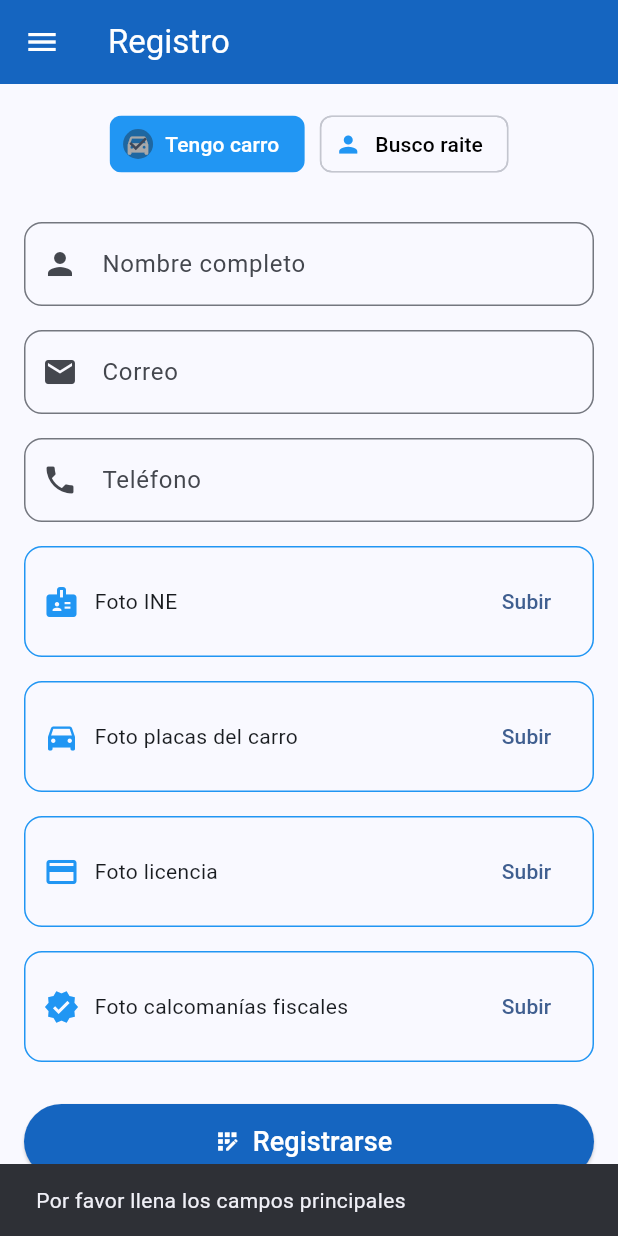
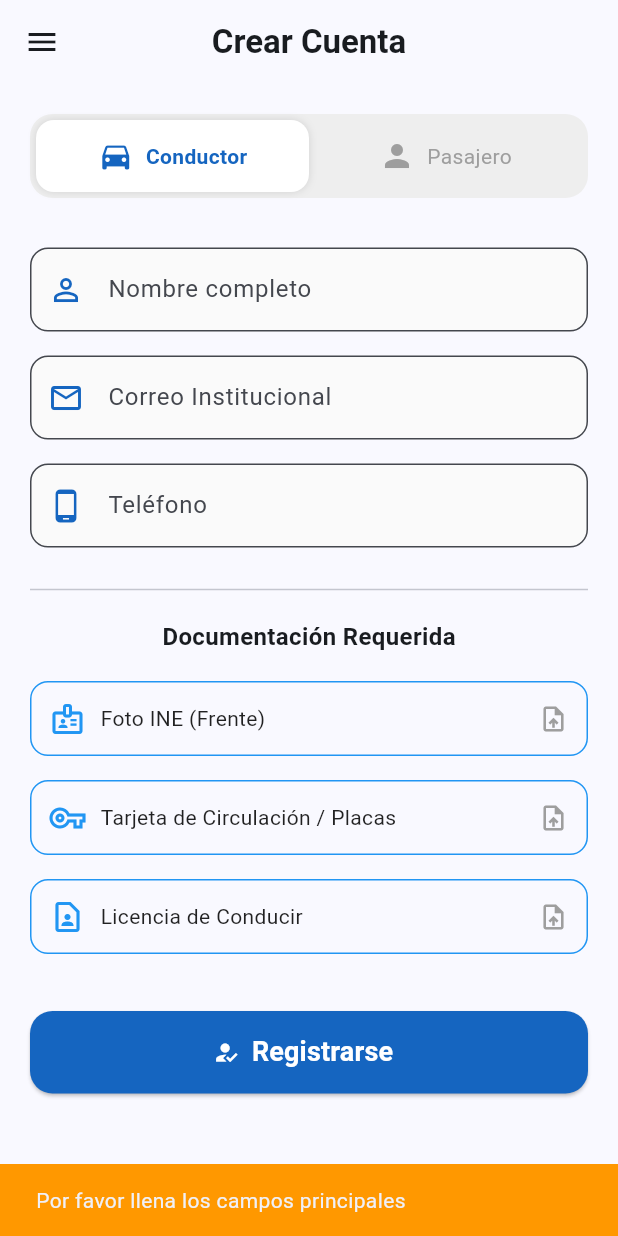
Before and after one commit to Torresszz/uver, a Flutter app: the RegisterPage screen opened directly, after a tap on "Registrarse", on a phone screen of 412 x 824 dp. Run offline on Flutter 3.47's test engine with Material 3 defaults, Android fonts, the light colour scheme and no system bars; our stand-ins replace flutter_map, image_picker, latlong2, shared_preferences; accounts and stored records are empty; network calls fail.

```diff
--- a/lib/pages/register_page.dart
+++ b/lib/pages/register_page.dart
@@ -1,7 +1,9 @@
 import 'package:flutter/material.dart';
 import '../widgets/app_drawer.dart';
 import 'dart:convert';
+import 'dart:io'; // Para manejar archivos de imagen
 import 'package:http/http.dart' as http;
+import 'package:image_picker/image_picker.dart'; // Asegúrate de tenerlo en pubspec.yaml
 
 class RegisterPage extends StatefulWidget {
   const RegisterPage({super.key});
@@ -12,61 +14,104 @@ class RegisterPage extends StatefulWidget {
 
 class _RegisterPageState extends State<RegisterPage> {
   String tipoUsuario = "conductor";
+  bool _isLoading = false;
 
   final TextEditingController _nombreController = TextEditingController();
   final TextEditingController _correoController = TextEditingController();
   final TextEditingController _telefonoController = TextEditingController();
 
-  // 1. URL CORREGIDA: Debe ser la de tu proyecto en Vercel
+  // Mapa para guardar las fotos seleccionadas
+  // Las llaves coinciden con los nombres de los campos que espera la API
+  final Map<String, File?> _fotos = {
+    'foto_ine': null,
+    'foto_placas': null,
+    'foto_licencia': null,
+    'foto_calcomania': null,
+  };
+
+  final ImagePicker _picker = ImagePicker();
   final String _apiUrl = 'https://uver-oxnw.vercel.app/api/usuarios';
 
+  // Función para seleccionar imagen
+  Future<void> _seleccionarImagen(String campo) async {
+    final XFile? pickedFile = await _picker.pickImage(
+      source: ImageSource.gallery,
+      imageQuality: 50, // Reducimos calidad para que el Base64 no sea gigante
+      maxWidth: 600,
+    );
+
+    if (pickedFile != null) {
+      setState(() {
+        _fotos[campo] = File(pickedFile.path);
+      });
+    }
+  }
+
+  // Convertir archivo a String Base64
+  Future<String?> _convertirBase64(File? file) async {
+    if (file == null) return null;
+    List<int> imageBytes = await file.readAsBytes();
+    return base64Encode(imageBytes);
+  }
+
   Future<void> registrarUsuario() async {
-    // Verificamos que los campos no estén vacíos antes de enviar
     if (_nombreController.text.isEmpty || _correoController.text.isEmpty) {
-      ScaffoldMessenger.of(context).showSnackBar(
-        const SnackBar(content: Text("Por favor llena los campos principales")),
-      );
+      _showSnackBar("Por favor llena los campos principales", Colors.orange);
       return;
     }
 
+    setState(() => _isLoading = true);
+
+    try {
+      // Convertimos las imágenes a Base64 antes de enviar
+      String? ineBase64 = await _convertirBase64(_fotos['foto_ine']);
+      String? placasBase64 = await _convertirBase64(_fotos['foto_placas']);
+      String? licenciaBase64 = await _convertirBase64(_fotos['foto_licencia']);
+
       final Map<String, dynamic> userData = {
-      'nombre': _nombreController.text,
-      'email': _correoController.text, // Cambié 'correo' a 'email' para que coincida con el Dashboard
-      'telefono': _telefonoController.text,
+        'nombre': _nombreController.text.trim(),
+        'email': _correoController.text.trim(),
+        'telefono': _telefonoController.text.trim(),
         'rol': tipoUsuario,
         'fecha_registro': DateTime.now().toIso8601String(),
-      'estado': 'Pendiente', // 'P' mayúscula para que se vea bien en la tabla
+        'estado': 'Pendiente',
+        'foto_ine': ineBase64,
+        'foto_placas': placasBase64,
+        'foto_licencia': licenciaBase64,
       };
 
-    try {
       final response = await http.post(
-        Uri.parse(_apiUrl), // Usamos la URL completa
+        Uri.parse(_apiUrl),
         headers: {'Content-Type': 'application/json'},
         body: jsonEncode(userData),
       );
 
       if (response.statusCode == 200 || response.statusCode == 201) {
-        ScaffoldMessenger.of(context).showSnackBar(
-          const SnackBar(content: Text("¡Registro exitoso! Enviado a revisión"), backgroundColor: Colors.green),
-        );
-        // Limpiar campos después del éxito
+        _showSnackBar("¡Registro exitoso! Enviado a revisión", Colors.green);
+        _limpiarFormulario();
+      } else {
+        throw Exception('Error: ${response.statusCode}');
+      }
+    } catch (e) {
+      _showSnackBar("Error al conectar con el servidor", Colors.red);
+    } finally {
+      setState(() => _isLoading = false);
+    }
+  }
+
+  void _limpiarFormulario() {
     _nombreController.clear();
     _correoController.clear();
     _telefonoController.clear();
-      } else {
-        throw Exception('Error del servidor: ${response.statusCode}');
+    _fotos.updateAll((key, value) => null);
+    setState(() {});
   }
-    } catch (e) {
-      debugPrint("==== ERROR EN REGISTRO ====");
-      debugPrint(e.toString());
 
+  void _showSnackBar(String texto, Color color) {
     ScaffoldMessenger.of(context).showSnackBar(
-        SnackBar(content: Text("Error: No se pudo conectar con el servidor")),
+      SnackBar(content: Text(texto), backgroundColor: color),
     );
   }
-  }
-
-  // --- El resto de tus widgets (buildInput, buildUpload, etc.) se mantienen igual ---
 
   Widget buildInput(String label, IconData icon, TextEditingController controller,
       {TextInputType type = TextInputType.text}) {
@@ -77,42 +122,45 @@ class _RegisterPageState extends State<RegisterPage> {
         keyboardType: type,
         decoration: InputDecoration(
           labelText: label,
-          prefixIcon: Icon(icon),
+          prefixIcon: Icon(icon, color: Colors.blue.shade800),
           border: OutlineInputBorder(borderRadius: BorderRadius.circular(12)),
+          filled: true,
+          fillColor: Colors.grey.shade50,
         ),
       ),
     );
   }
 
-  Widget buildUpload(String label, IconData icon) {
+  Widget buildUpload(String label, IconData icon, String campo) {
+    bool tieneArchivo = _fotos[campo] != null;
+
     return Padding(
       padding: const EdgeInsets.symmetric(vertical: 8),
+      child: InkWell(
+        onTap: () => _seleccionarImagen(campo),
         child: Container(
           padding: const EdgeInsets.all(12),
           decoration: BoxDecoration(
-          border: Border.all(color: Colors.blue),
+            border: Border.all(color: tieneArchivo ? Colors.green : Colors.blue),
             borderRadius: BorderRadius.circular(12),
+            color: tieneArchivo ? Colors.green.shade50 : Colors.transparent,
           ),
           child: Row(
             children: [
-            Icon(icon, color: Colors.blue),
+              Icon(tieneArchivo ? Icons.check_circle : icon,
+                   color: tieneArchivo ? Colors.green : Colors.blue),
               const SizedBox(width: 10),
-            Expanded(child: Text(label)),
-            TextButton(onPressed: () {}, child: const Text("Subir"))
+              Expanded(
+                child: Text(
+                  tieneArchivo ? "Archivo seleccionado" : label,
+                  style: TextStyle(color: tieneArchivo ? Colors.green : Colors.black87),
+                ),
+              ),
+              const Icon(Icons.upload_file, size: 20, color: Colors.grey),
             ],
           ),
         ),
-    );
-  }
-
-  Widget formularioComun() {
-    return Column(
-      children: [
-        buildInput("Nombre completo", Icons.person, _nombreController),
-        buildInput("Correo", Icons.email, _correoController, type: TextInputType.emailAddress),
-        buildInput("Teléfono", Icons.phone, _telefonoController, type: TextInputType.phone),
-        buildUpload("Foto INE", Icons.badge),
-      ],
+      ),
     );
   }
 
@@ -120,53 +168,87 @@ class _RegisterPageState extends State<RegisterPage> {
   Widget build(BuildContext context) {
     return Scaffold(
       appBar: AppBar(
-        title: const Text("Registro", style: TextStyle(color: Colors.white)),
-        backgroundColor: Colors.blue.shade800,
-        iconTheme: const IconThemeData(color: Colors.white),
+        title: const Text("Crear Cuenta", style: TextStyle(fontWeight: FontWeight.bold)),
+        centerTitle: true,
       ),
       drawer: const AppDrawer(),
       body: SingleChildScrollView(
-        padding: const EdgeInsets.all(16),
+        padding: const EdgeInsets.all(20),
         child: Column(
           children: [
-            Row(
+            // Selector de Rol
+            Container(
+              padding: const EdgeInsets.all(4),
+              decoration: BoxDecoration(
+                color: Colors.grey.shade200,
+                borderRadius: BorderRadius.circular(15),
+              ),
+              child: Row(
+                children: [
+                  Expanded(child: _roleButton("conductor", Icons.directions_car, "Conductor")),
+                  Expanded(child: _roleButton("pasajero", Icons.person, "Pasajero")),
+                ],
+              ),
+            ),
+            const SizedBox(height: 25),
+
+            buildInput("Nombre completo", Icons.person_outline, _nombreController),
+            buildInput("Correo Institucional", Icons.email_outlined, _correoController, type: TextInputType.emailAddress),
+            buildInput("Teléfono", Icons.phone_android, _telefonoController, type: TextInputType.phone),
+
+            const Divider(height: 40),
+            const Text("Documentación Requerida", style: TextStyle(fontWeight: FontWeight.bold, fontSize: 16)),
+            const SizedBox(height: 10),
+
+            buildUpload("Foto INE (Frente)", Icons.badge_outlined, 'foto_ine'),
+
+            if (tipoUsuario == "conductor") ...[
+              buildUpload("Tarjeta de Circulación / Placas", Icons.vpn_key_outlined, 'foto_placas'),
+              buildUpload("Licencia de Conducir", Icons.contact_page_outlined, 'foto_licencia'),
+            ],
+
+            const SizedBox(height: 30),
+
+            _isLoading
+              ? const CircularProgressIndicator()
+              : ElevatedButton.icon(
+                  style: ElevatedButton.styleFrom(
+                    backgroundColor: Colors.blue.shade800,
+                    foregroundColor: Colors.white,
+                    minimumSize: const Size(double.infinity, 55),
+                    shape: RoundedRectangleBorder(borderRadius: BorderRadius.circular(15)),
+                  ),
+                  onPressed: registrarUsuario,
+                  icon: const Icon(Icons.how_to_reg),
+                  label: const Text("Registrarse", style: TextStyle(fontSize: 18, fontWeight: FontWeight.bold)),
+                ),
+            const SizedBox(height: 20),
+          ],
+        ),
+      ),
+    );
+  }
+
+  Widget _roleButton(String role, IconData icon, String text) {
+    bool isSelected = tipoUsuario == role;
+    return GestureDetector(
+      onTap: () => setState(() => tipoUsuario = role),
+      child: Container(
+        padding: const EdgeInsets.symmetric(vertical: 12),
+        decoration: BoxDecoration(
+          color: isSelected ? Colors.white : Colors.transparent,
+          borderRadius: BorderRadius.circular(12),
+          boxShadow: isSelected ? [const BoxShadow(color: Colors.black12, blurRadius: 4)] : [],
+        ),
+        child: Row(
           mainAxisAlignment: MainAxisAlignment.center,
           children: [
-                ChoiceChip(
-                  avatar: Icon(Icons.directions_car, color: tipoUsuario == "conductor" ? Colors.white : Colors.blue),
-                  label: Text("Tengo carro", style: TextStyle(color: tipoUsuario == "conductor" ? Colors.white : Colors.black)),
-                  selected: tipoUsuario == "conductor",
-                  selectedColor: Colors.blue,
-                  onSelected: (val) => setState(() => tipoUsuario = "conductor"),
-                ),
-                const SizedBox(width: 10),
-                ChoiceChip(
-                  avatar: Icon(Icons.person, color: tipoUsuario == "pasajero" ? Colors.white : Colors.blue),
-                  label: Text("Busco raite", style: TextStyle(color: tipoUsuario == "pasajero" ? Colors.white : Colors.black)),
-                  selected: tipoUsuario == "pasajero",
-                  selectedColor: Colors.blue,
-                  onSelected: (val) => setState(() => tipoUsuario = "pasajero"),
-                ),
-              ],
-            ),
-            const SizedBox(height: 20),
-            formularioComun(),
-            if (tipoUsuario == "conductor") ...[
-              buildUpload("Foto placas del carro", Icons.directions_car),
-              buildUpload("Foto licencia", Icons.credit_card),
-              buildUpload("Foto calcomanías fiscales", Icons.verified),
-            ],
-            const SizedBox(height: 20),
-            SizedBox(
-              width: double.infinity,
-              height: 50,
-              child: ElevatedButton.icon(
-                style: ElevatedButton.styleFrom(backgroundColor: Colors.blue.shade800),
-                onPressed: registrarUsuario,
-                icon: const Icon(Icons.app_registration, color: Colors.white),
-                label: const Text("Registrarse", style: TextStyle(color: Colors.white, fontSize: 18)),
-              ),
-            )
+            Icon(icon, color: isSelected ? Colors.blue.shade800 : Colors.grey),
+            const SizedBox(width: 8),
+            Text(text, style: TextStyle(
+              color: isSelected ? Colors.blue.shade800 : Colors.grey,
+              fontWeight: isSelected ? FontWeight.bold : FontWeight.normal,
+            )),
           ],
         ),
       ),
--- a/pubspec.yaml
+++ b/pubspec.yaml
@@ -16,6 +16,7 @@ dependencies:
   geolocator: ^10.1.0 # Versión estable para tu rango de SDK
   intl: ^0.18.1       # Útil para formatear fechas y dinero en el Dashboard
   shared_preferences: ^2.2.2 #Guardar sesiones
+  image_picker: ^1.0.4 #Para abrir la galeria
 
   # --- MAPAS ---
   flutter_map: ^6.1.0 # Versión probada y estable para Web/Vercel
```
Also changed, not shown: pubspec.lock, 6 other files. Lines whose indentation alone changed are shown as unchanged.
